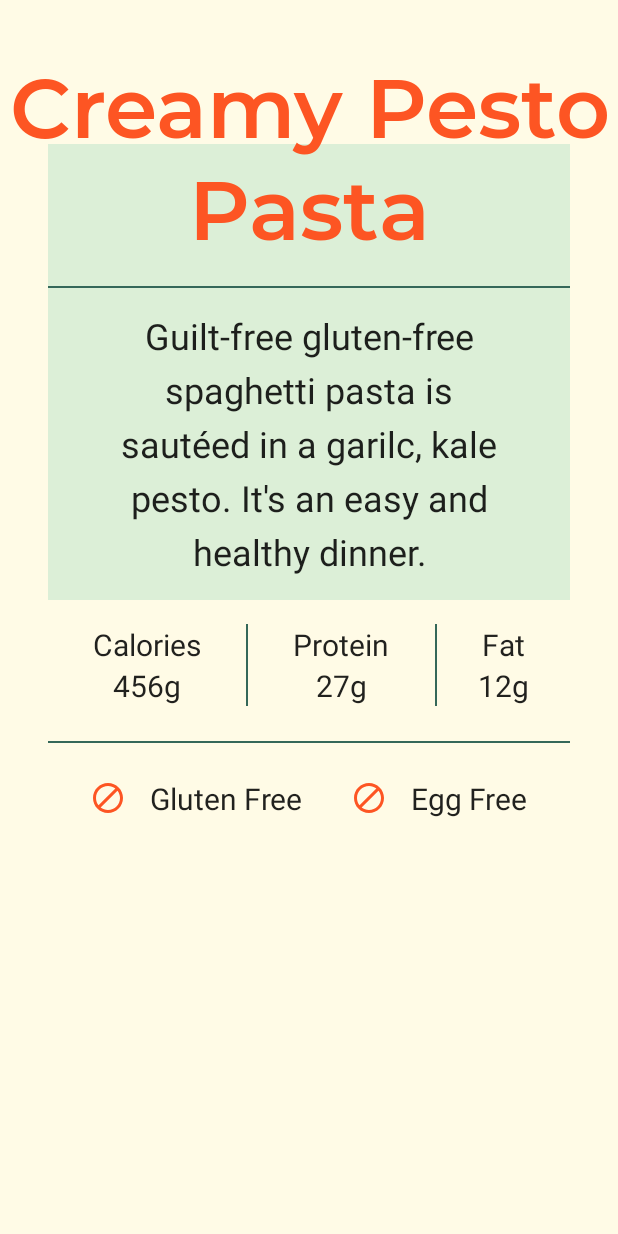
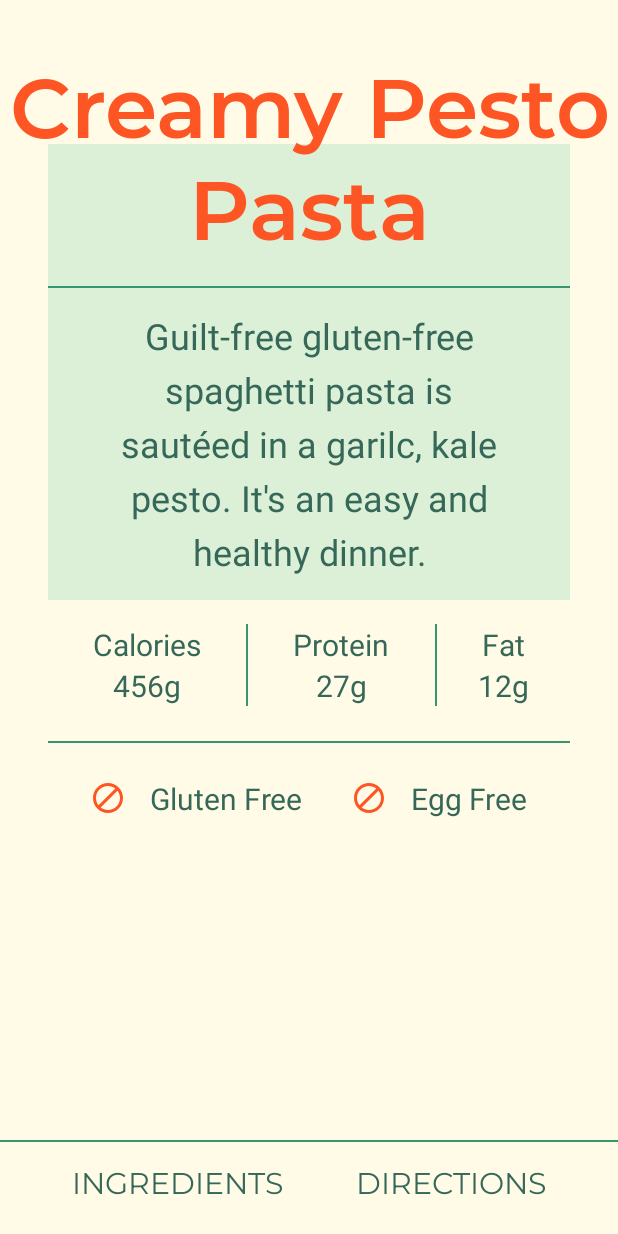
Before and after one commit to otormaigh/basil-android, an Android app: the screen it shows after launch (RecipeMainActivity), on a phone screen of 412 x 824 dp. Run offline under Robolectric (Android 15) with nearby library versions, the phone set to English and light mode, and no system bars; Roboto replaces fonts that are not available here.

Commit message:
add bottom sheet tabs for recipe detail

```diff
--- a/app/build.gradle
+++ b/app/build.gradle
@@ -68,6 +68,7 @@ spoon {
 dependencies {
   implementation "org.jetbrains.kotlin:kotlin-stdlib-jdk7:$Deps.kotlin"
   implementation "com.android.support:appcompat-v7:$Deps.support"
+  implementation "com.android.support:design:$Deps.support"
   implementation 'com.android.support.constraint:constraint-layout:1.1.0'
 
   testImplementation 'junit:junit:4.12'
--- /dev/null
+++ b/app/src/main/java/ie/pennylabs/x/basil/feature/recipe/RecipeDetailBottomSheet.kt
@@ -0,0 +1,17 @@
+package ie.pennylabs.x.basil.feature.recipe
+
+import android.content.Context
+import android.support.constraint.ConstraintLayout
+import android.util.AttributeSet
+import android.view.LayoutInflater
+import ie.pennylabs.x.basil.R
+
+class RecipeDetailBottomSheet : ConstraintLayout {
+  constructor(context: Context) : super(context)
+  constructor(context: Context, attrs: AttributeSet) : super(context, attrs)
+  constructor(context: Context, attrs: AttributeSet, defStyleAttr: Int) : super(context, attrs, defStyleAttr)
+
+  init {
+    LayoutInflater.from(context).inflate(R.layout.bottom_sheet_recipe_detail, this, true)
+  }
+}
--- a/app/src/main/java/ie/pennylabs/x/basil/feature/recipe/RecipeMainActivity.kt
+++ b/app/src/main/java/ie/pennylabs/x/basil/feature/recipe/RecipeMainActivity.kt
@@ -1,10 +1,14 @@
 package ie.pennylabs.x.basil.feature.recipe
 
 import android.os.Bundle
+import android.support.design.widget.BottomSheetBehavior
 import android.support.v7.app.AppCompatActivity
 import ie.pennylabs.x.basil.R
+import kotlinx.android.synthetic.main.activity_recipe_main.*
 
 class RecipeMainActivity : AppCompatActivity() {
+  private val bottomSheet by lazy { BottomSheetBehavior.from(bsRecipeDetail) }
+
   override fun onCreate(savedInstanceState: Bundle?) {
     super.onCreate(savedInstanceState)
     setContentView(R.layout.activity_recipe_main)
--- a/app/src/main/res/layout/activity_recipe_main.xml
+++ b/app/src/main/res/layout/activity_recipe_main.xml
@@ -1,6 +1,11 @@
 <?xml version="1.0" encoding="utf-8"?>
-<android.support.constraint.ConstraintLayout xmlns:android="http://schemas.android.com/apk/res/android"
+<android.support.design.widget.CoordinatorLayout xmlns:android="http://schemas.android.com/apk/res/android"
   xmlns:app="http://schemas.android.com/apk/res-auto"
+  android:id="@+id/coordinatorRoot"
+  android:layout_width="match_parent"
+  android:layout_height="match_parent">
+
+  <android.support.constraint.ConstraintLayout
     android:layout_width="match_parent"
     android:layout_height="match_parent">
 
@@ -21,7 +26,7 @@
     <View
       android:layout_width="0dp"
       android:layout_height="1dp"
-    android:background="@color/primary_800"
+      android:background="@color/primary_500"
       app:layout_constraintBottom_toTopOf="@id/tvDescription"
       app:layout_constraintEnd_toEndOf="@id/vItemBackground"
       app:layout_constraintStart_toStartOf="@id/vItemBackground"
@@ -84,7 +89,7 @@
     <View
       android:layout_width="1dp"
       android:layout_height="0dp"
-    android:background="@color/primary_800"
+      android:background="@color/primary_500"
       app:layout_constraintBottom_toBottomOf="@id/tvValueProtein"
       app:layout_constraintEnd_toStartOf="@id/tvTitleProtein"
       app:layout_constraintStart_toEndOf="@id/tvTitleCalories"
@@ -116,7 +121,7 @@
     <View
       android:layout_width="1dp"
       android:layout_height="0dp"
-    android:background="@color/primary_800"
+      android:background="@color/primary_500"
       app:layout_constraintBottom_toBottomOf="@id/tvValueProtein"
       app:layout_constraintEnd_toStartOf="@id/tvTitleFat"
       app:layout_constraintStart_toEndOf="@id/tvTitleProtein"
@@ -147,7 +152,7 @@
     <View
       android:layout_width="0dp"
       android:layout_height="1dp"
-    android:background="@color/primary_800"
+      android:background="@color/primary_500"
       app:layout_constraintBottom_toTopOf="@id/tvGluten"
       app:layout_constraintEnd_toEndOf="@id/vItemBackground"
       app:layout_constraintStart_toStartOf="@id/vItemBackground"
@@ -187,3 +192,12 @@
       app:layout_constraintTop_toTopOf="@id/tvGluten" />
 
   </android.support.constraint.ConstraintLayout>
+
+  <ie.pennylabs.x.basil.feature.recipe.RecipeDetailBottomSheet
+    android:id="@+id/bsRecipeDetail"
+    android:layout_width="match_parent"
+    android:layout_height="match_parent"
+    android:background="@color/bg_recipe_detail"
+    app:behavior_peekHeight="@dimen/vertical_margin_quad"
+    app:layout_behavior="android.support.design.widget.BottomSheetBehavior" />
+</android.support.design.widget.CoordinatorLayout>
--- /dev/null
+++ b/app/src/main/res/layout/bottom_sheet_recipe_detail.xml
@@ -0,0 +1,43 @@
+<?xml version="1.0" encoding="utf-8"?>
+<merge xmlns:android="http://schemas.android.com/apk/res/android"
+  xmlns:app="http://schemas.android.com/apk/res-auto"
+  xmlns:tools="http://schemas.android.com/tools"
+  android:layout_width="match_parent"
+  android:layout_height="match_parent"
+  tools:parentTag="android.support.constraint.ConstraintLayout">
+
+  <View
+    android:layout_width="0dp"
+    android:layout_height="1dp"
+    android:background="@color/primary_500"
+    app:layout_constraintEnd_toEndOf="parent"
+    app:layout_constraintStart_toStartOf="parent"
+    app:layout_constraintTop_toTopOf="parent" />
+
+  <TextView
+    android:id="@+id/tvIngredients"
+    android:layout_width="wrap_content"
+    android:layout_height="wrap_content"
+    android:layout_marginTop="@dimen/vertical_margin"
+    android:paddingBottom="@dimen/vertical_margin"
+    android:text="Ingredients"
+    android:textAllCaps="true"
+    android:textAppearance="@style/TextAppearance.AppCompat.Title"
+    app:layout_constraintEnd_toStartOf="@id/tvDirections"
+    app:layout_constraintStart_toStartOf="parent"
+    app:layout_constraintTop_toTopOf="parent" />
+
+  <TextView
+    android:id="@+id/tvDirections"
+    android:layout_width="wrap_content"
+    android:layout_height="wrap_content"
+    android:layout_marginTop="@dimen/vertical_margin"
+    android:paddingBottom="@dimen/vertical_margin"
+    android:text="Directions"
+    android:textAllCaps="true"
+    android:textAppearance="@style/TextAppearance.AppCompat.Title"
+    app:layout_constraintEnd_toEndOf="parent"
+    app:layout_constraintStart_toEndOf="@id/tvIngredients"
+    app:layout_constraintTop_toTopOf="parent" />
+
+</merge>
--- a/app/src/main/res/values/colors.xml
+++ b/app/src/main/res/values/colors.xml
@@ -7,6 +7,7 @@
   <color name="primary_800">#356859</color>
   <color name="primary_500">#37966F</color>
   <color name="primary_100">#B9E4C9</color>
+  <color name="secondary_800">#FD5523</color>
 
-  <color name="secondary_800">#FD5523</color>
+  <color name="bg_recipe_detail">#F2FFFBE6</color>
 </resources>
--- a/app/src/main/res/values/styles.xml
+++ b/app/src/main/res/values/styles.xml
@@ -5,6 +5,7 @@
     <item name="colorPrimaryDark">@color/colorPrimaryDark</item>
     <item name="colorAccent">@color/colorAccent</item>
     <item name="android:fontFamily">@font/montserrat</item>
+    <item name="android:textColor">@color/colorPrimary</item>
 
     <item name="android:windowBackground">@color/colorAccent</item>
     <item name="android:windowLightStatusBar" tools:targetApi="23">true</item>
```
Also changed, not shown: 1 other file. Lines whose indentation alone changed are shown as unchanged.
